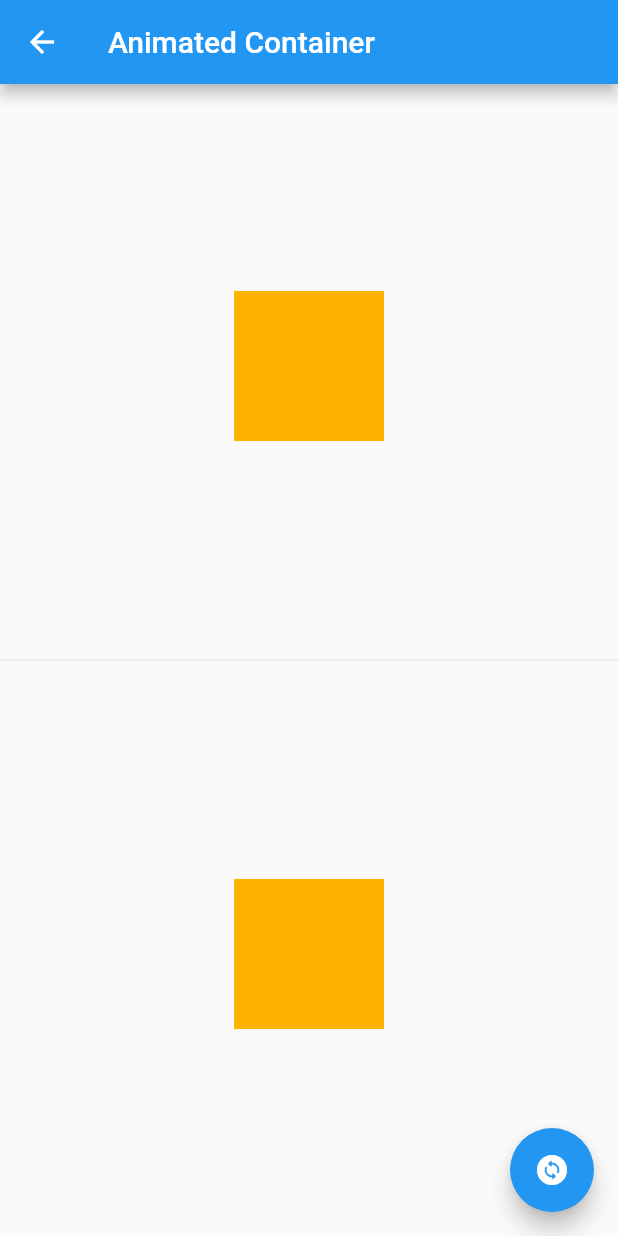
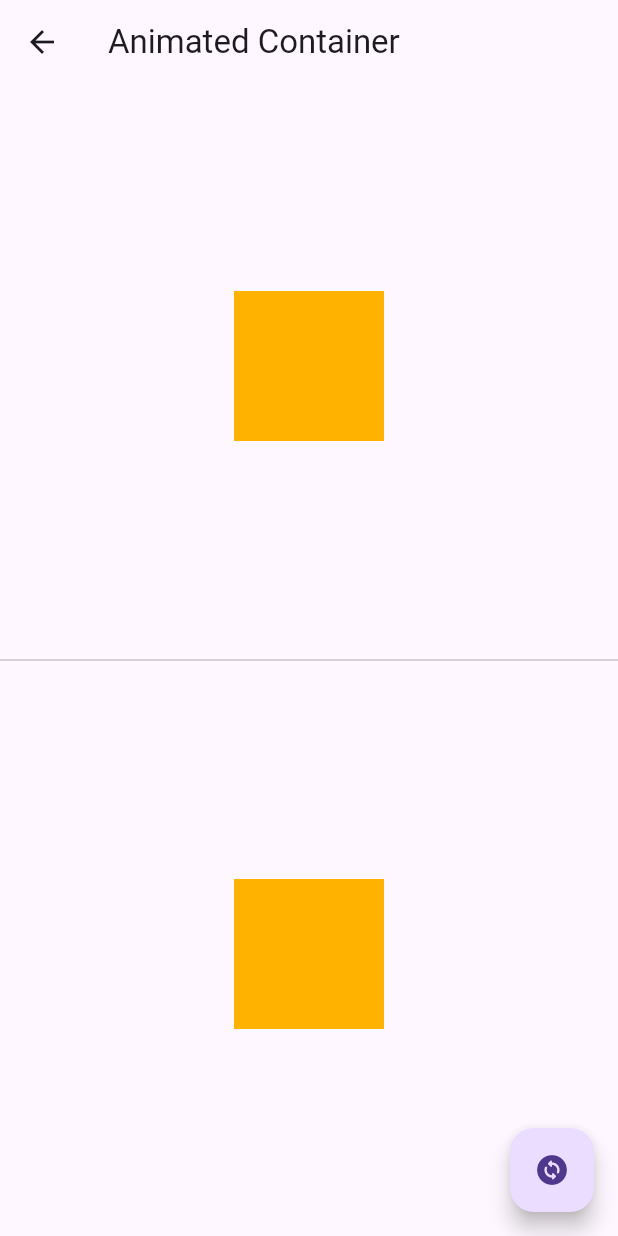
Before and after one commit to amirhossein-jahangiri/Flutter-Animation-Examples, a Flutter app: the screen it shows after launch, after a tap on "Animated Container", on a phone screen of 412 x 824 dp. Run offline on Flutter 3.47's test engine with Material 2 defaults, Android fonts, the phone set to English and light mode, and no system bars.

Commit message:
adding some changes, use material 3 and...

```diff
--- a/lib/home_screen.dart
+++ b/lib/home_screen.dart
@@ -1,6 +1,6 @@
 import 'package:flutter/material.dart';
 
-import 'items_widget.dart';
+import 'item_widgets.dart';
 import '/animated_screen/animated_container_widget.dart';
 import '/animated_screen/animated_opacity_widget.dart';
 import '/animated_screen/animated_hero_widget.dart';
--- a/lib/main.dart
+++ b/lib/main.dart
@@ -9,10 +9,11 @@ class MyApp extends StatelessWidget {
 
   @override
   Widget build(BuildContext context) {
-    return const MaterialApp(
+    return MaterialApp(
       debugShowCheckedModeBanner: false,
+      theme: ThemeData(useMaterial3: true),
       title: 'Flutter Animation Examples',
-      home: HomeScreen(),
+      home: const HomeScreen(),
     );
   }
 }
```
Also changed, not shown: lib/item_widgets.dart (line endings or trailing spaces).
